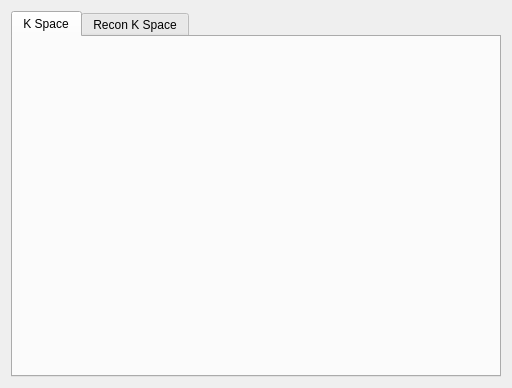
Old version of the form src/ui/reconstruction_widget.ui in the repository MOHAMEDMANSOUR20/MRI_Simulation.
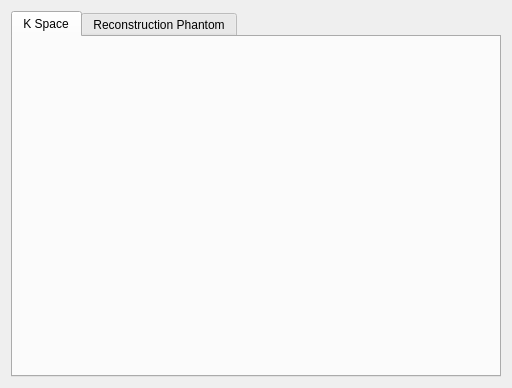
New version of the form.

```diff
--- a/src/ui/reconstruction_widget.ui
+++ b/src/ui/reconstruction_widget.ui
@@ -31,7 +31,7 @@
      </widget>
      <widget class="QWidget" name="reconstruction_tab">
       <attribute name="title">
-       <string>Recon K Space</string>
+       <string>Reconstruction Phantom</string>
       </attribute>
       <layout class="QGridLayout" name="gridLayout_3">
        <item row="0" column="0">
```
